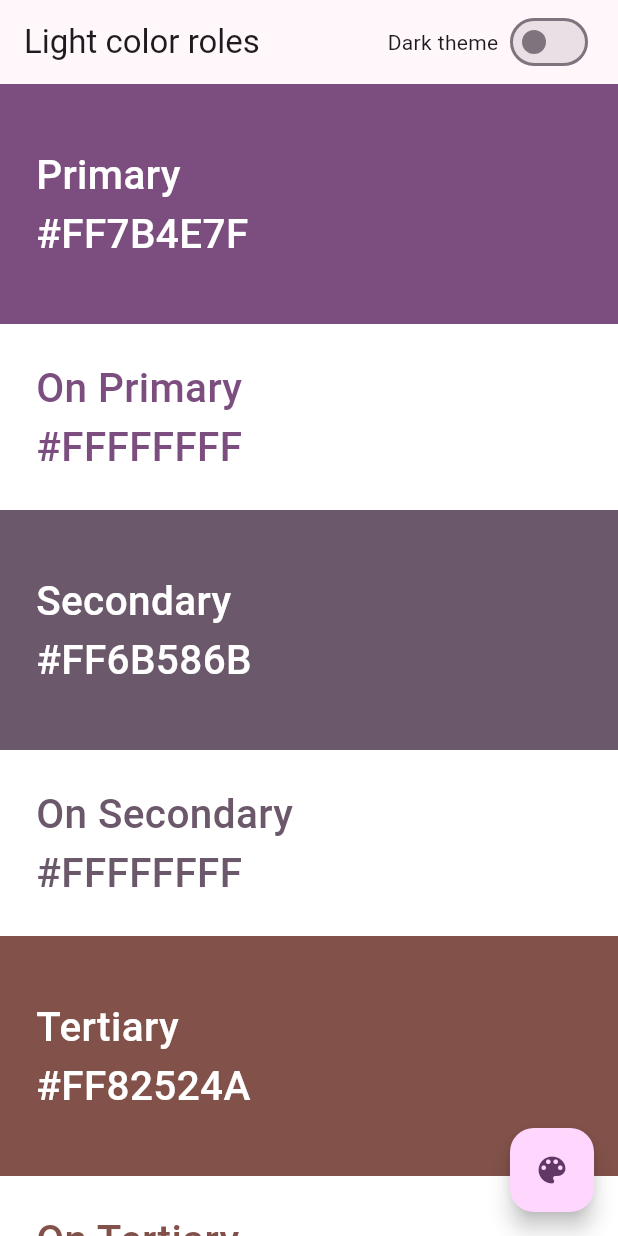
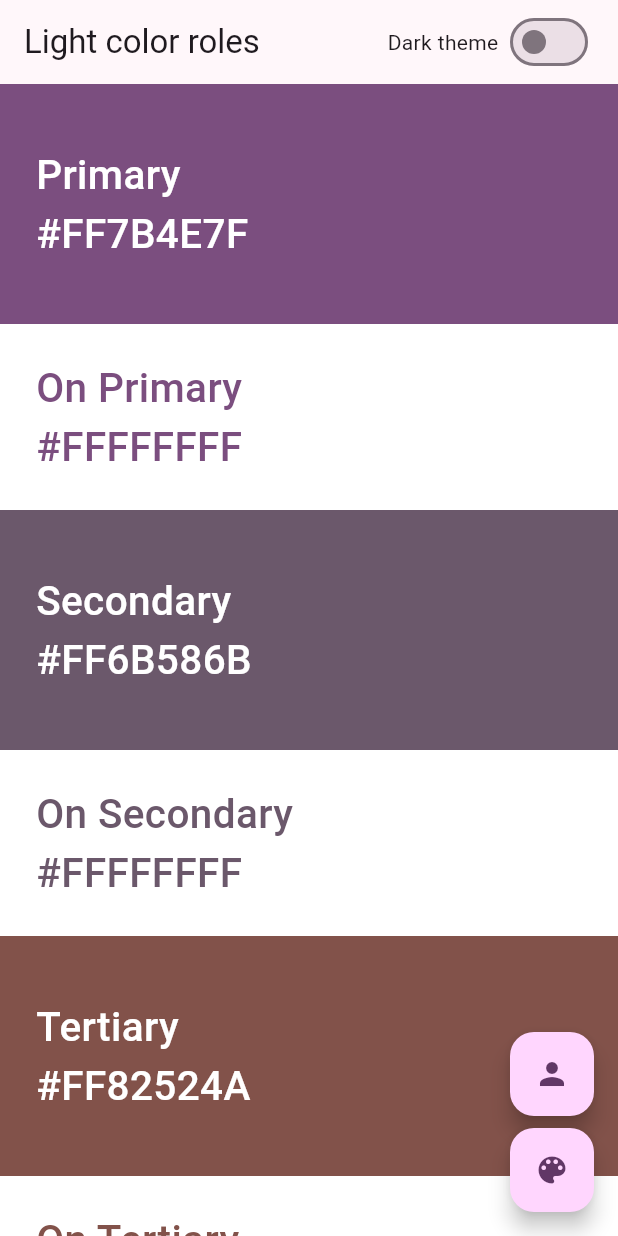
Before and after one commit to mahdidahouei/material_color_roles, a Flutter app: the screen it shows after launch, on a phone screen of 412 x 824 dp. Run offline on Flutter 3.47's test engine with Material 3 defaults, Android fonts, the phone set to English and light mode, and no system bars; our stand-ins replace flutter_bloc, flutter_colorpicker, fluttertoast.

Commit message:
added my personal website link

```diff
--- a/lib/pages/main_page.dart
+++ b/lib/pages/main_page.dart
@@ -4,6 +4,7 @@ import 'package:flutter_bloc/flutter_bloc.dart';
 import 'package:flutter_colorpicker/flutter_colorpicker.dart';
 import 'package:fluttertoast/fluttertoast.dart';
 import 'package:material_color_roles/bloc/theme_cubit/theme_cubit.dart';
+import 'package:url_launcher/url_launcher.dart';
 
 class MainPage extends StatelessWidget {
   const MainPage({super.key});
@@ -354,7 +355,21 @@ class MainPage extends StatelessWidget {
           ],
         ),
       ),
-      floatingActionButton: FloatingActionButton(
+      floatingActionButton: Column(
+        mainAxisAlignment: MainAxisAlignment.end,
+        children: [
+          FloatingActionButton(
+            onPressed: () async {
+              await launchUrl(
+                Uri.https("mahdidahouei.com"),
+                webOnlyWindowName: '_blank',
+              );
+            },
+            tooltip: "Visit my personal website",
+            child: const Icon(Icons.person),
+          ),
+          const SizedBox(height: 8.0),
+          FloatingActionButton(
             onPressed: () {
               showDialog(
                 context: context,
@@ -371,28 +386,6 @@ class MainPage extends StatelessWidget {
                           pickedColor = color;
                         },
                       ),
-                  // Use Material color picker:
-                  //
-                  // child: MaterialPicker(
-                  //   pickerColor: themeCubit.state,
-                  //   onColorChanged: (color) {
-                  //     pickedColor = color;
-                  //   },
-                  // ),
-                  //
-                  // Use Block color picker:
-                  //
-                  // child: BlockPicker(
-                  //   pickerColor: themeCubit.state,
-                  //   onColorChanged: (color) {
-                  //     pickedColor = color;
-                  //   },
-                  // ),
-                  //
-                  // child: MultipleChoiceBlockPicker(
-                  //   pickerColors: currentColors,
-                  //   onColorsChanged: changeColors,
-                  // ),
                     ),
                     actions: <Widget>[
                       ElevatedButton(
@@ -408,6 +401,8 @@ class MainPage extends StatelessWidget {
               );
             },
             child: const Icon(Icons.color_lens),
+          ),
+        ],
       ),
       body: SingleChildScrollView(
         child: isBigEnoughToSplit
--- a/pubspec.yaml
+++ b/pubspec.yaml
@@ -14,6 +14,7 @@ dependencies:
   fluttertoast: ^8.2.12
   flutter_bloc: ^9.1.1
   flutter_colorpicker: ^1.1.0
+  url_launcher: ^6.3.1
 
 dev_dependencies:
   flutter_test:
```
Also changed, not shown: pubspec.lock. Lines whose indentation alone changed are shown as unchanged.
